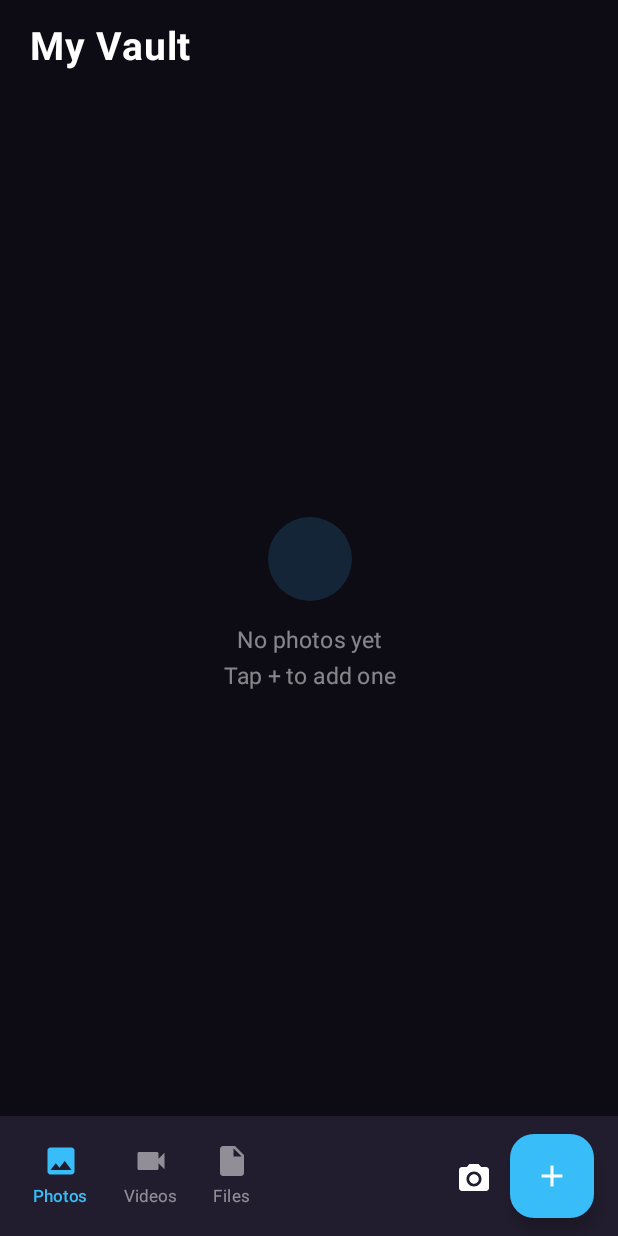
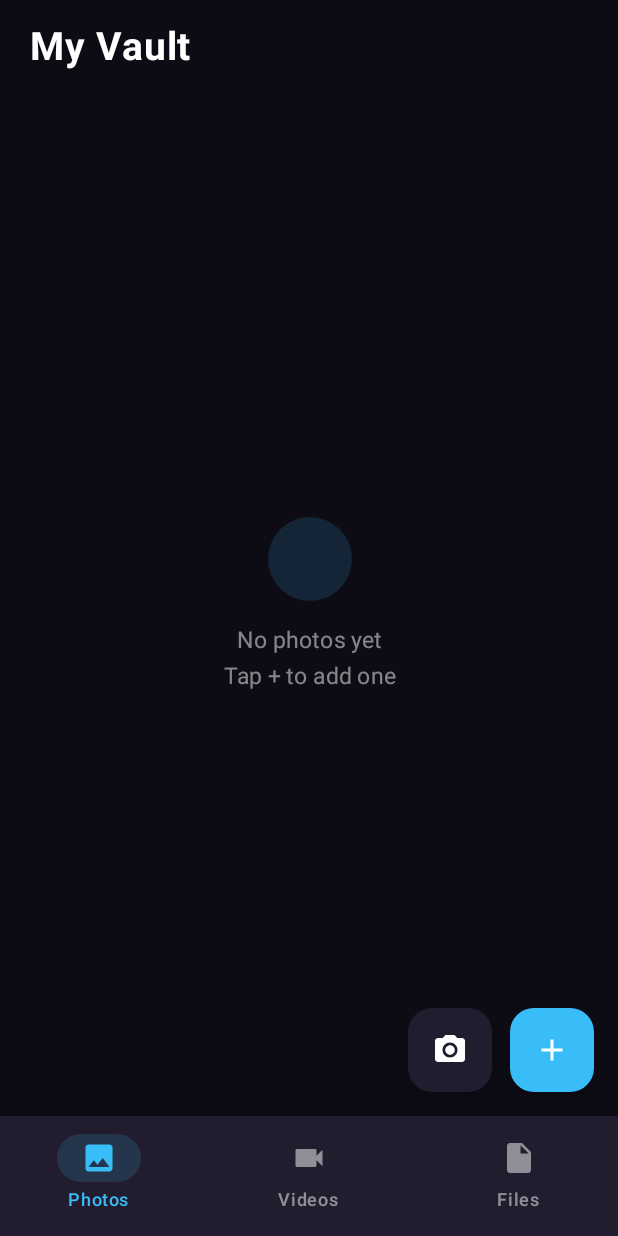
Before and after one commit to khalilahmad2894/locked-app, an Android app built with Jetpack Compose: the VaultScreen screen opened through its navigation route, on a phone screen of 412 x 824 dp. Run offline under Robolectric (Android 15) with nearby library versions, the phone set to English and light mode, and no system bars; our stand-ins replace Room's generated code; 3 statements that could not run were skipped.

Commit message:
Redesign bottom nav as Instagram-style equal-spaced tabs
Replaces the BottomAppBar (which packed the 3 tabs to the left with a
spacer, then a camera icon, then a docked FAB — all uneven spacing)
with Material 3's NavigationBar + NavigationBarItem, which gives every
tab equal width/padding automatically, plus a label under each icon.

The "+" import and camera/video-record buttons move out of the bar
entirely into Scaffold's floatingActionButton slot, so they float
above the nav bar at the bottom-end instead of being squeezed into
the same row as the tabs.

Co-Authored-By: Claude Sonnet 5 <noreply@anthropic.com>

```diff
--- a/app/src/main/java/com/lockedapp/vault/ui/screens/VaultScreen.kt
+++ b/app/src/main/java/com/lockedapp/vault/ui/screens/VaultScreen.kt
@@ -7,7 +7,6 @@ import androidx.compose.foundation.Image
 import androidx.compose.foundation.ExperimentalFoundationApi
 import androidx.compose.foundation.background
 import androidx.compose.foundation.combinedClickable
-import androidx.compose.foundation.clickable
 import androidx.compose.foundation.layout.Arrangement
 import androidx.compose.foundation.layout.Box
 import androidx.compose.foundation.layout.Column
@@ -16,7 +15,6 @@ import androidx.compose.foundation.layout.Row
 import androidx.compose.foundation.layout.aspectRatio
 import androidx.compose.foundation.layout.fillMaxSize
 import androidx.compose.foundation.layout.fillMaxWidth
-import androidx.compose.foundation.layout.Spacer
 import androidx.compose.foundation.layout.padding
 import androidx.compose.foundation.layout.size
 import androidx.compose.foundation.layout.statusBarsPadding
@@ -40,10 +38,13 @@ import androidx.compose.material.icons.filled.Image
 import androidx.compose.material.icons.filled.PlayArrow
 import androidx.compose.material.icons.filled.Videocam
 import androidx.compose.material3.AlertDialog
-import androidx.compose.material3.BottomAppBar
+import androidx.compose.material3.FabPosition
 import androidx.compose.material3.FloatingActionButton
 import androidx.compose.material3.Icon
 import androidx.compose.material3.IconButton
+import androidx.compose.material3.NavigationBar
+import androidx.compose.material3.NavigationBarItem
+import androidx.compose.material3.NavigationBarItemDefaults
 import androidx.compose.material3.Scaffold
 import androidx.compose.material3.Text
 import androidx.compose.material3.TextButton
@@ -160,12 +161,49 @@ fun VaultScreen(
         },
         bottomBar = {
             if (!isSelecting) {
-                VaultBottomBar(
-                    selected = tab,
-                    onSelect = { tab = it },
-                    onCapture = { if (tab == VaultTab.VIDEOS) onOpenVideoRecorder() else onOpenCamera() },
-                    onImport = { importLauncher.launch(arrayOf("*/*")) }
-                )
+                NavigationBar(containerColor = VaultSurfaceElevated, contentColor = Color.White) {
+                    VaultTab.entries.forEach { t ->
+                        NavigationBarItem(
+                            selected = t == tab,
+                            onClick = { tab = t },
+                            icon = { Icon(imageVector = iconFor(t), contentDescription = t.label) },
+                            label = { Text(t.label) },
+                            colors = NavigationBarItemDefaults.colors(
+                                selectedIconColor = t.accent,
+                                selectedTextColor = t.accent,
+                                unselectedIconColor = Color.White.copy(alpha = 0.5f),
+                                unselectedTextColor = Color.White.copy(alpha = 0.5f),
+                                indicatorColor = t.accent.copy(alpha = 0.15f)
+                            )
+                        )
+                    }
+                }
+            }
+        },
+        floatingActionButtonPosition = FabPosition.End,
+        floatingActionButton = {
+            if (!isSelecting) {
+                Row(horizontalArrangement = Arrangement.spacedBy(12.dp)) {
+                    if (tab != VaultTab.FILES) {
+                        FloatingActionButton(
+                            onClick = { if (tab == VaultTab.VIDEOS) onOpenVideoRecorder() else onOpenCamera() },
+                            containerColor = VaultSurfaceElevated,
+                            contentColor = Color.White
+                        ) {
+                            Icon(
+                                imageVector = if (tab == VaultTab.VIDEOS) Icons.Filled.Videocam else Icons.Filled.CameraAlt,
+                                contentDescription = "Capture"
+                            )
+                        }
+                    }
+                    FloatingActionButton(
+                        onClick = { importLauncher.launch(arrayOf("*/*")) },
+                        containerColor = tab.accent,
+                        contentColor = Color.White
+                    ) {
+                        Icon(Icons.Filled.Add, contentDescription = "Import file")
+                    }
+                }
             }
         }
     ) { padding ->
@@ -230,78 +268,10 @@ fun VaultScreen(
     }
 }
 
-@Composable
-private fun VaultBottomBar(
-    selected: VaultTab,
-    onSelect: (VaultTab) -> Unit,
-    onCapture: () -> Unit,
-    onImport: () -> Unit
-) {
-    BottomAppBar(
-        containerColor = VaultSurfaceElevated,
-        contentColor = Color.White,
-        actions = {
-            Row(
-                modifier = Modifier
-                    .fillMaxWidth()
-                    .padding(start = 8.dp),
-                verticalAlignment = Alignment.CenterVertically,
-                horizontalArrangement = Arrangement.spacedBy(4.dp)
-            ) {
-                VaultTab.entries.forEach { t ->
-                    BottomTabItem(tab = t, selected = t == selected, onClick = { onSelect(t) })
-                }
-                Spacer(modifier = Modifier.weight(1f))
-                if (selected != VaultTab.FILES) {
-                    IconButton(onClick = onCapture) {
-                        Icon(
-                            imageVector = if (selected == VaultTab.VIDEOS) Icons.Filled.Videocam else Icons.Filled.CameraAlt,
-                            contentDescription = "Capture",
-                            tint = Color.White
-                        )
-                    }
-                }
-            }
-        },
-        floatingActionButton = {
-            FloatingActionButton(
-                onClick = onImport,
-                containerColor = selected.accent,
-                contentColor = Color.White
-            ) {
-                Icon(Icons.Filled.Add, contentDescription = "Import file")
-            }
-        }
-    )
-}
-
-@Composable
-private fun BottomTabItem(tab: VaultTab, selected: Boolean, onClick: () -> Unit) {
-    val icon = when (tab) {
-        VaultTab.PHOTOS -> Icons.Filled.Image
-        VaultTab.VIDEOS -> Icons.Filled.Videocam
-        VaultTab.FILES -> Icons.AutoMirrored.Filled.InsertDriveFile
-    }
-    Column(
-        modifier = Modifier
-            .clip(RoundedCornerShape(12.dp))
-            .clickable { onClick() }
-            .padding(horizontal = 10.dp, vertical = 6.dp),
-        horizontalAlignment = Alignment.CenterHorizontally
-    ) {
-        Icon(
-            icon,
-            contentDescription = tab.label,
-            tint = if (selected) tab.accent else Color.White.copy(alpha = 0.5f),
-            modifier = Modifier.size(24.dp)
-        )
-        Text(
-            tab.label,
-            color = if (selected) tab.accent else Color.White.copy(alpha = 0.5f),
-            fontWeight = if (selected) FontWeight.SemiBold else FontWeight.Normal,
-            fontSize = 11.sp
-        )
-    }
+private fun iconFor(tab: VaultTab) = when (tab) {
+    VaultTab.PHOTOS -> Icons.Filled.Image
+    VaultTab.VIDEOS -> Icons.Filled.Videocam
+    VaultTab.FILES -> Icons.AutoMirrored.Filled.InsertDriveFile
 }
 
 @Composable
```
